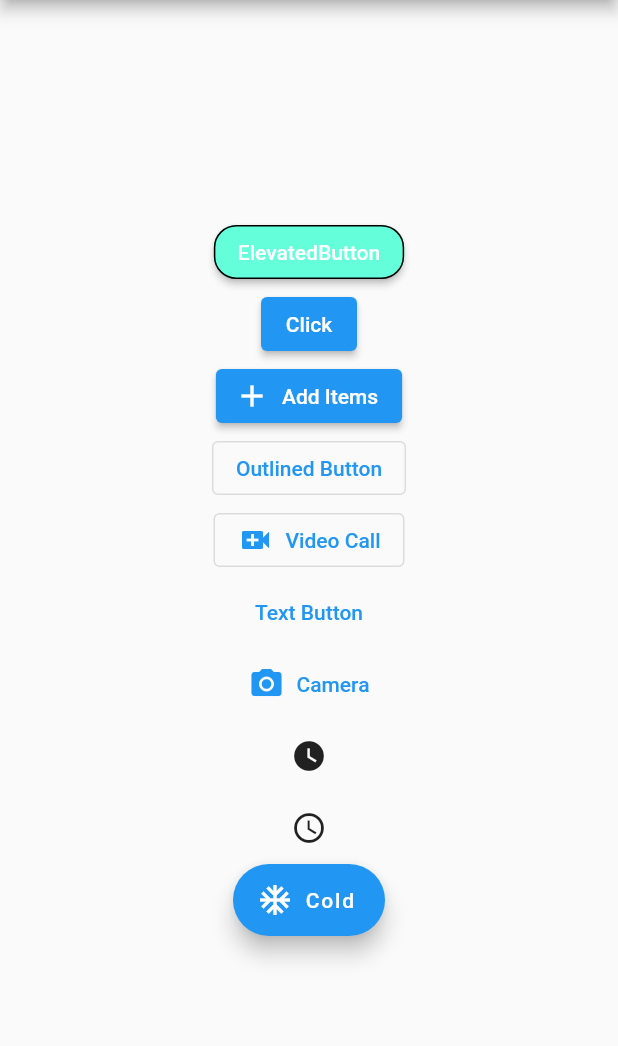
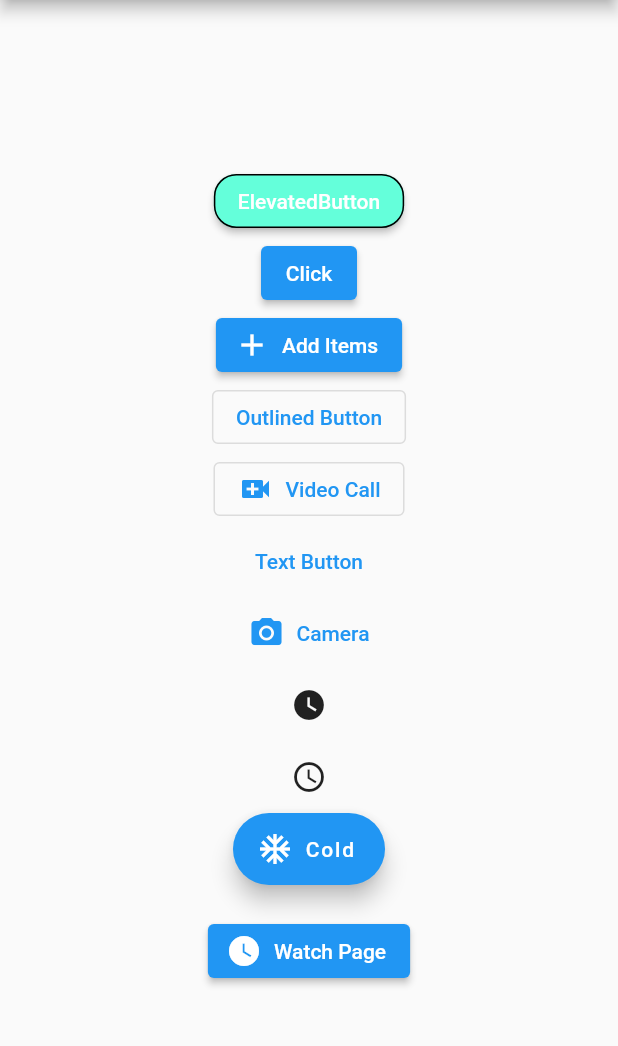
Before and after one commit to SJaynesh/clock_app, a Flutter app: the screen it shows after launch, on a phone screen of 412 x 824 dp, the part 84-1130 px from its top. Run offline on Flutter 3.47's test engine with Material 3 defaults, Android fonts, the phone set to English and light mode, and no system bars.

Commit message:
Clock App

```diff
--- a/lib/main.dart
+++ b/lib/main.dart
@@ -1,3 +1,5 @@
+import 'package:clock_app/utils/routes.dart';
+import 'package:clock_app/view/screens/clock_page.dart';
 import 'package:clock_app/view/screens/second_page.dart';
 import 'package:flutter/material.dart';
 import 'package:clock_app/view/screens/home_page.dart';
@@ -21,8 +23,9 @@ class ClockApp extends StatelessWidget {
           useMaterial3: true,
         ),
         routes: {
-          '/' : (context) => const HomePage(),
-          'second_page' : (context) => const SecondPage(),
+          Routes.home_page : (context) => const HomePage(),
+          Routes.second_paqe : (context) => const SecondPage(),
+          Routes.clock_page : (context) => const ClockPage(),
         },
       );
 }
--- /dev/null
+++ b/lib/utils/routes.dart
@@ -0,0 +1,5 @@
+class Routes {
+  static final String home_page = '/';
+  static final String second_paqe = 'second_page';
+  static final String clock_page = 'clock_page';
+}
--- a/lib/view/screens/home_page.dart
+++ b/lib/view/screens/home_page.dart
@@ -1,3 +1,4 @@
+import 'package:clock_app/utils/routes.dart';
 import 'package:flutter/material.dart';
 
 class HomePage extends StatefulWidget {
@@ -79,7 +80,7 @@ class _HomePageState extends State<HomePage> {
             ),
             ElevatedButton.icon(
               onPressed: () {
-                Navigator.of(context).pushNamed('second_page');
+                Navigator.of(context).pushNamed(Routes.second_paqe);
               },
               icon: const Icon(Icons.add),
               label: const Text("Add Items"),
@@ -122,6 +123,16 @@ class _HomePageState extends State<HomePage> {
               icon: const Icon(Icons.ac_unit),
               label: const Text("Cold"),
             ),
+            const SizedBox(
+              height: 20,
+            ),
+            ElevatedButton.icon(
+              onPressed: () {
+                Navigator.of(context).pushNamed(Routes.clock_page);
+              },
+              icon: const Icon(Icons.watch_later),
+              label: const Text("Watch Page"),
+            ),
           ],
         ),
       ),
--- a/lib/view/screens/second_page.dart
+++ b/lib/view/screens/second_page.dart
@@ -48,7 +48,7 @@ class _SecondPageState extends State<SecondPage> {
               // scale: 1.5,
               scaleX: 1,
               scaleY: 1.5,
-              child: CircularProgressIndicator(),
+              child: const CircularProgressIndicator(),
             ),
             Transform.translate(
               offset: const Offset(150, -300),
@@ -60,7 +60,7 @@ class _SecondPageState extends State<SecondPage> {
             ),
             Transform.rotate(
               angle: pi /5,
-              child: Text(
+              child: const Text(
                 "Hello World",
                 style: TextStyle(
                   fontSize: 25,
--- a/pubspec.yaml
+++ b/pubspec.yaml
@@ -62,6 +62,8 @@ flutter:
   # assets:
   #   - images/a_dot_burr.jpeg
   #   - images/a_dot_ham.jpeg
+  assets:
+    - assets/images/
 
   # An image asset can refer to one or more resolution-specific "variants", see
   # https://flutter.dev/assets-and-images/#resolution-aware
```
Also changed, not shown: lib/view/screens/clock_page.dart (added, +122 -0 lines), assets/images/jaynesh.JPG (added).
